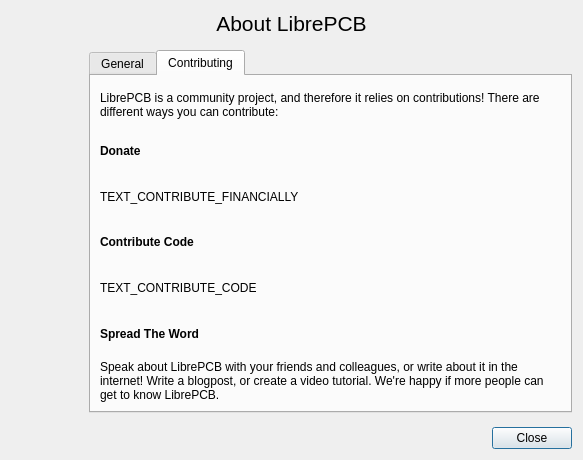
First picture: the form in libs/librepcb/common/dialogs/aboutdialog.ui, repository Ainsley-Harriott/LibrePCB, before the edit.
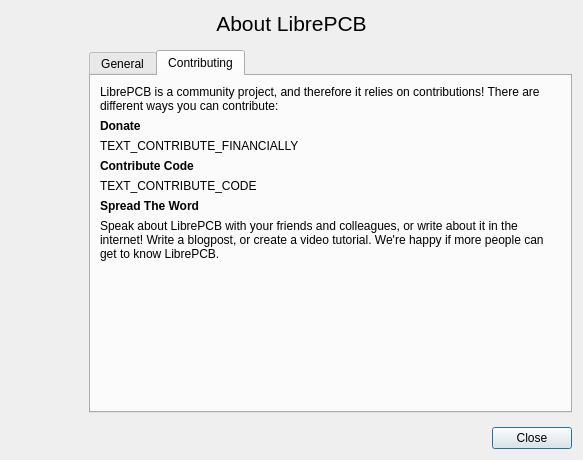
Second picture: the form after the edit. The open tabs and pages were chosen to show the change. Icons and pictures are not drawn.

Commit message: AboutDialog: Use spacers for vertical alignment

```diff
--- a/libs/librepcb/common/dialogs/aboutdialog.ui
+++ b/libs/librepcb/common/dialogs/aboutdialog.ui
@@ -260,6 +260,19 @@
              </property>
             </widget>
            </item>
+           <item>
+            <spacer name="verticalSpacer_2">
+             <property name="orientation">
+              <enum>Qt::Vertical</enum>
+             </property>
+             <property name="sizeHint" stdset="0">
+              <size>
+               <width>20</width>
+               <height>40</height>
+              </size>
+             </property>
+            </spacer>
+           </item>
           </layout>
          </item>
         </layout>
```
Left out of the diff: 15 changed lines with no effect on the pictures. The commit also changes 1 other file.
